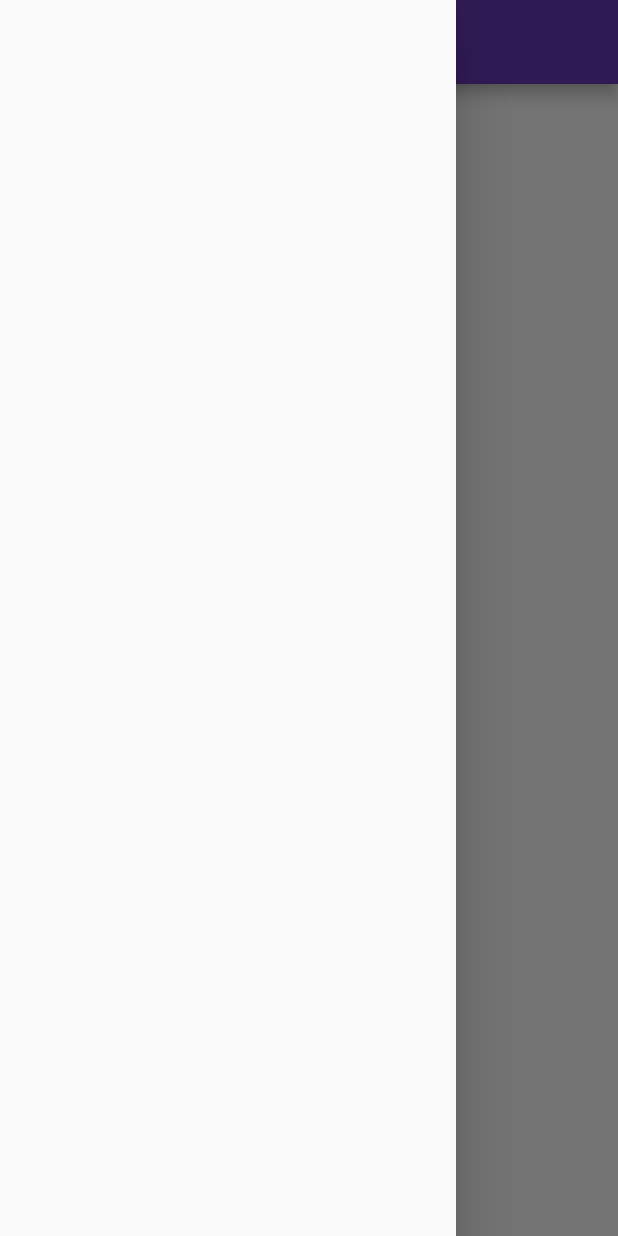
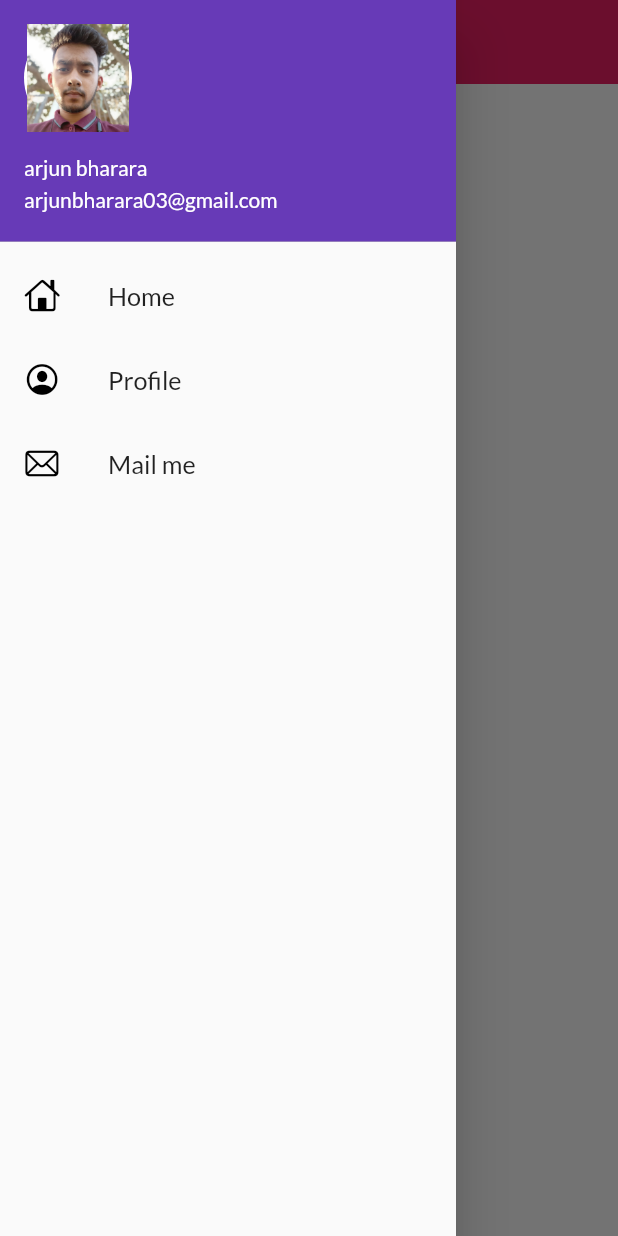
Before and after one commit to arjunbharara/E-commerce-website-using-flutter, a Flutter app: the HomePage screen opened by its route, with the side drawer open, on a phone screen of 412 x 824 dp. Run offline on Flutter 3.47's test engine with Material 2 defaults, Android fonts, the phone set to English and light mode, and no system bars; our stand-ins replace google_fonts.

Commit message:
themes colpletes

```diff
--- a/lib/Pages/home.dart
+++ b/lib/Pages/home.dart
@@ -1,6 +1,7 @@
 // ignore_for_file: prefer_const_constructors
 
 import 'package:flutter/material.dart';
+import 'package:learningdart/widget/drawer.dart';
 
 class HomePage extends StatelessWidget {
   const HomePage({super.key});
@@ -17,7 +18,7 @@ class HomePage extends StatelessWidget {
           child: const Text("this is my first App"),
         ),
       ),
-      drawer: Drawer(),
+      drawer: Mydrawer(),
     );
   }
 }
--- a/lib/main.dart
+++ b/lib/main.dart
@@ -6,6 +6,7 @@ import 'package:learningdart/Pages/login_page.dart';
 // ignore: depend_on_referenced_packages
 import 'package:google_fonts/google_fonts.dart';
 import 'package:learningdart/utils/routes.dart';
+import 'package:learningdart/widget/theme.dart';
 
 void main(List<String> args) {
   // ignore: prefer_const_constructors
@@ -19,17 +20,11 @@ class MyApp extends StatelessWidget {
   Widget build(BuildContext context) {
     return MaterialApp(
       themeMode: ThemeMode.light,
-      theme: ThemeData(
-        primarySwatch: Colors.deepPurple,
-        fontFamily: GoogleFonts.lato().fontFamily,
-      ),
-      debugShowCheckedModeBanner: false,
+      theme:MyTheme.lighttheme(context),
       // theme: ThemeData(
-      //   primarySwatch: Colors.pink),
-      darkTheme: ThemeData(
-        brightness: Brightness.dark,
-      ),
-      initialRoute: "/",
+      //   primarySwatch: Colors.pink
+      darkTheme: MyTheme.darktheme(context),
+      initialRoute: MyRoutes.login,
       routes: {
         // ignore: prefer_const_constructors
         "/": (context) => LoginPage(),
--- /dev/null
+++ b/lib/widget/drawer.dart
@@ -0,0 +1,49 @@
+// ignore_for_file: prefer_const_constructors, duplicate_ignore
+
+import 'package:flutter/cupertino.dart';
+import 'package:flutter/material.dart';
+
+ class Mydrawer extends StatelessWidget {
+  const Mydrawer({super.key});
+
+  @override
+  Widget build(BuildContext context) {
+    return Drawer(
+      child: ListView(
+        // ignore: prefer_const_literals_to_create_immutables
+        children: [
+        // ignore: prefer_const_constructors
+        DrawerHeader(
+          padding: EdgeInsets.zero,
+          child:
+         // ignore: prefer_const_constructors
+         UserAccountsDrawerHeader(accountName: Text("arjun bharara"),
+         accountEmail: Text("arjunbharara03@gmail.com"),
+         margin: EdgeInsets.zero,
+         currentAccountPicture: CircleAvatar(
+                  radius: 60,
+                  backgroundColor: Colors.white,
+                  child: Image.asset('assets/images/arjun.png')),
+         )
+        ),
+        // ignore: prefer_const_constructors
+        ListTile(
+          leading: Icon(CupertinoIcons.home,
+            color: Colors.black),
+            title: Text("Home",textScaleFactor: 1.2,),
+        ),
+        ListTile(
+          leading: Icon(CupertinoIcons.profile_circled,
+            color: Colors.black),
+            title: Text("Profile",textScaleFactor: 1.2,),
+        ),
+        ListTile(
+          leading: Icon(CupertinoIcons.mail,
+            color: Colors.black),
+            title: Text("Mail me",textScaleFactor: 1.2,),
+        )
+         ],
+      ),
+    );
+  }
+}
--- /dev/null
+++ b/lib/widget/theme.dart
@@ -0,0 +1,20 @@
+// ignore_for_file: prefer_const_constructors
+
+import 'package:flutter/material.dart';
+import 'package:google_fonts/google_fonts.dart';
+
+class MyTheme {
+  static ThemeData lighttheme(BuildContext context) => ThemeData(
+      primarySwatch: Colors.deepPurple,
+      fontFamily: GoogleFonts.lato().fontFamily,
+      appBarTheme: AppBarTheme(
+          color: Colors.pink,
+          elevation: 0,
+          iconTheme: IconThemeData(color: Colors.black),
+          textTheme: Theme.of(context).textTheme)
+          );
+           static ThemeData darktheme(BuildContext context) => ThemeData(
+             brightness: Brightness.dark,
+          );
+
+}
--- a/pubspec.yaml
+++ b/pubspec.yaml
@@ -63,6 +63,7 @@ flutter:
   # To add assets to your application, add an assets section, like this:
   assets:
   - assets/images/login.png
+  - assets/images/arjun.png
   #   - images/a_dot_ham.jpeg
 
   # An image asset can refer to one or more resolution-specific "variants", see
```
Also changed, not shown: assets/images/arjun.png (added).
